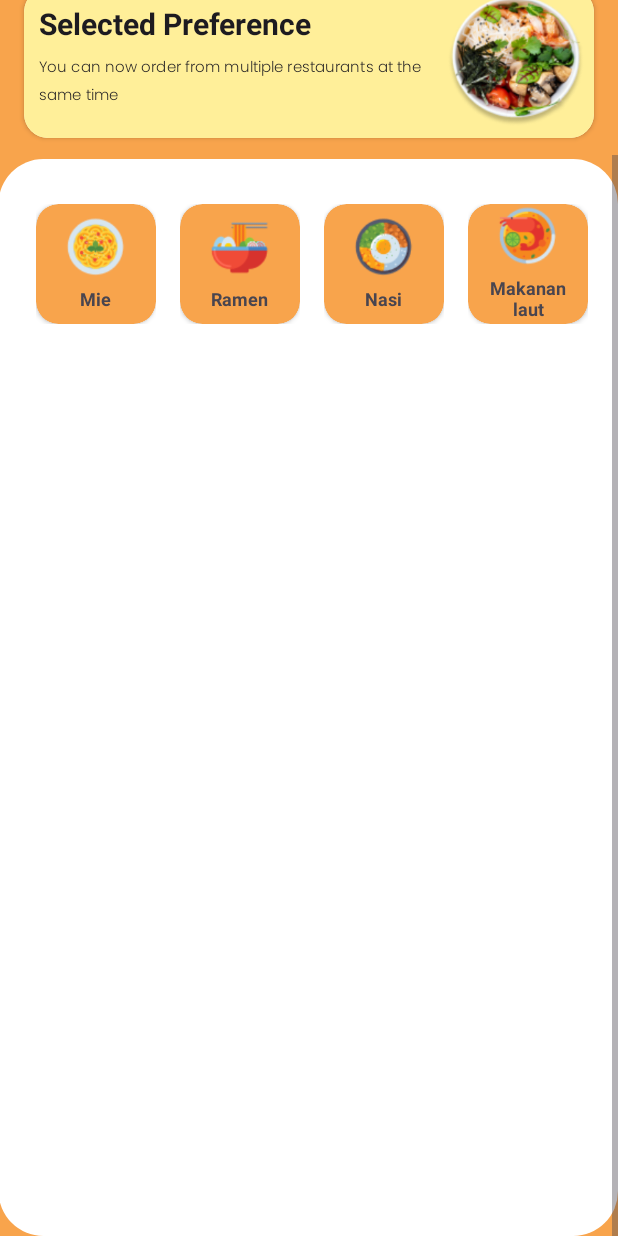
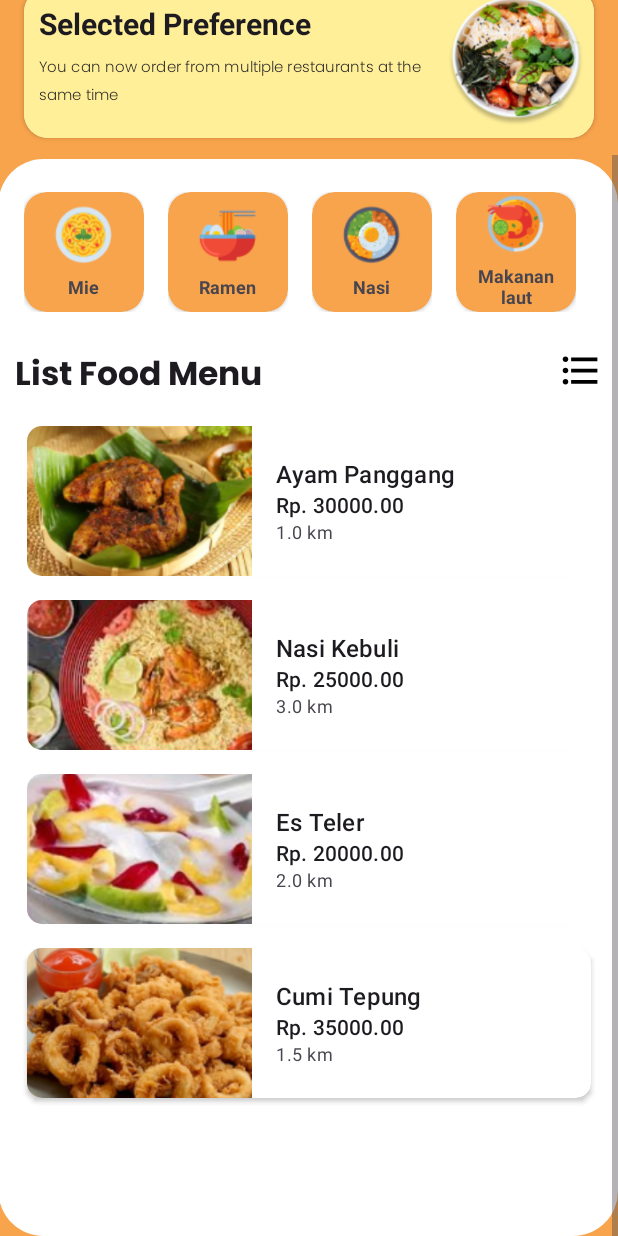
Before and after one commit to sgcrusher/ChallengeChapter2, an Android app: the screen it shows after launch (MainActivity), scrolled down 118 dp, on a phone screen of 412 x 824 dp. Run offline under Robolectric (Android 15) with nearby library versions, the phone set to English and light mode, and no system bars; our stand-ins replace CircleImageView.

Commit message:
finished feature list food using recylerview

```diff
--- /dev/null
+++ b/Challenge Chapter 2/app/src/main/java/com/sg/challengechap2/data/FoodDataSource.kt
@@ -0,0 +1,53 @@
+package com.sg.challengechap2.data
+
+import com.sg.challengechap2.R
+import com.sg.challengechap2.model.Food
+
+interface FoodDataSource {
+    fun getFoodData(): List<Food>
+}
+
+class FoodDataSourceImpl() : FoodDataSource {
+    override fun getFoodData(): List<Food> {
+        return mutableListOf(
+            Food(
+                foodName = "Ayam Panggang",
+                foodDescription = "Ayam Panggang : Daging Ayam yang dimasak sebagai hidangan dengan cara dipanggang.",
+                foodPrice = 30000.0,
+                foodImg = R.drawable.img_menu_1,
+                foodShopDistance = 1.0,
+                foodShopLocation = "Jl. Antara No.23, Klp. Tiga, Kec. Tj. Karang Pusat, Kota Bandar Lampung, Lampung 35118",
+                foodUrllocation = "https://maps.app.goo.gl/JNvoNrTZDhRpSkTQ8"
+            ),
+            Food(
+                foodName = "Nasi Kebuli",
+                foodDescription = "Nasi Kebuli: Hidangan nasi kaya akan rempah dengan aroma khas bercita rasa gurih.",
+                foodPrice = 25000.0,
+                foodImg = R.drawable.img_menu_2,
+                foodShopDistance = 3.0,
+                foodShopLocation = "Jl. Gajah Mada No.54, Kota Baru, Kec. Tanjungkarang Timur, Kota Bandar Lampung,Lampung 35121",
+                foodUrllocation = "https://maps.app.goo.gl/XVXw2fcoxb8rXGUh9"
+            ),
+            Food(
+                foodName = "Es Teler",
+                foodDescription = "Es Teler: koaktail buah asli Indonesia.",
+                foodPrice = 20000.0,
+                foodImg = R.drawable.img_menu_3,
+                foodShopDistance = 2.0,
+                foodShopLocation = "Jl. P. Antasari No.88, Tj. Baru, Kec. Kedamaian, Kota Bandar Lampung,Lampung 35122",
+                foodUrllocation = "https://maps.app.goo.gl/V3VsgWF6hED8H1qx9"
+            ),
+            Food(
+                foodName = "Cumi Tepung",
+                foodDescription = "Cumi Tepung: Cumi yang digoreng dengan tepung.",
+                foodPrice = 35000.0,
+                foodImg = R.drawable.img_menu_4,
+                foodShopDistance = 1.5,
+                foodShopLocation = "Jl. P. Antasari, Tj. Baru, Kec. Kedamaian, Kota Bandar Lampung, Lampung 35133",
+                foodUrllocation = "https://maps.app.goo.gl/PACHHLxirZxcSBgV9"
+            ),
+
+
+            )
+    }
+}
--- /dev/null
+++ b/Challenge Chapter 2/app/src/main/java/com/sg/challengechap2/model/Food.kt
@@ -0,0 +1,17 @@
+package com.sg.challengechap2.model
+
+import android.os.Parcelable
+import kotlinx.parcelize.Parcelize
+import java.util.UUID
+
+@Parcelize
+data class Food(
+    val foodId: String = UUID.randomUUID().toString(),
+    val foodName: String,
+    val foodDescription: String,
+    val foodPrice: Double,
+    val foodImg: Int,
+    val foodShopDistance: Double,
+    val foodShopLocation: String,
+    val foodUrllocation: String
+) : Parcelable
--- a/Challenge Chapter 2/app/src/main/java/com/sg/challengechap2/presentation/homefragmentpage/FoodListFragment.kt
+++ b/Challenge Chapter 2/app/src/main/java/com/sg/challengechap2/presentation/homefragmentpage/FoodListFragment.kt
@@ -1,20 +1,25 @@
 package com.sg.challengechap2.presentation.homefragmentpage
 
-import android.icu.util.ULocale
 import android.os.Bundle
 import androidx.fragment.app.Fragment
 import android.view.LayoutInflater
 import android.view.View
 import android.view.ViewGroup
 import android.widget.Toast
+import androidx.navigation.fragment.findNavController
+import androidx.recyclerview.widget.GridLayoutManager
 import androidx.recyclerview.widget.LinearLayoutManager
 import com.sg.challengechap2.R
 import com.sg.challengechap2.data.CategoryDataSource
 import com.sg.challengechap2.data.CategoryDataSourceImpl
+import com.sg.challengechap2.data.FoodDataSource
+import com.sg.challengechap2.data.FoodDataSourceImpl
 import com.sg.challengechap2.databinding.FragmentFoodListBinding
 import com.sg.challengechap2.model.CategoryFood
+import com.sg.challengechap2.model.Food
+import com.sg.challengechap2.presentation.homefragmentpage.adapter.AdapterLayoutMode
 import com.sg.challengechap2.presentation.homefragmentpage.adapter.CategoryListAdapter
-import java.util.Locale.Category
+import com.sg.challengechap2.presentation.homefragmentpage.adapter.FoodListAdapter
 
 
 class FoodListFragment : Fragment() {
@@ -27,21 +32,36 @@ class FoodListFragment : Fragment() {
 
 
     private val categoryAdapter: CategoryListAdapter by lazy {
-        CategoryListAdapter(categoryDataSource){
+        CategoryListAdapter(categoryDataSource) {
             clickCategory(it)
         }
     }
 
-    private fun clickCategory(category : CategoryFood) {
+    private fun clickCategory(category: CategoryFood) {
         val categoryName = category.categoryName
         Toast.makeText(requireContext(), "$categoryName", Toast.LENGTH_SHORT).show()
+    }
+
+    private val foodDataSource: FoodDataSource by lazy {
+        FoodDataSourceImpl()
+    }
+
+    private val foodAdapter: FoodListAdapter by lazy {
+        FoodListAdapter(AdapterLayoutMode.LINEAR) { food: Food ->
+            navigateToDetail(food)
+        }
+    }
+
+    private fun navigateToDetail(food: Food) {
+        val action = FoodListFragmentDirections.actionFoodListFragmentToDetailFragment(food)
+        findNavController().navigate(action)
     }
 
 
     override fun onCreateView(
         inflater: LayoutInflater, container: ViewGroup?,
         savedInstanceState: Bundle?
-    ): View? {
+    ): View {
         binding = FragmentFoodListBinding.inflate(inflater, container, false)
         return binding.root
     }
@@ -49,13 +69,48 @@ class FoodListFragment : Fragment() {
     override fun onViewCreated(view: View, savedInstanceState: Bundle?) {
         super.onViewCreated(view, savedInstanceState)
         setupCategoryRecyclerview()
+        setupFoodRecyclerView()
+        setupSwitch()
     }
 
     private fun setupCategoryRecyclerview() {
         binding.rvCategoryList.apply {
-            layoutManager = LinearLayoutManager(requireContext(),LinearLayoutManager.HORIZONTAL,false)
+            layoutManager =
+                LinearLayoutManager(requireContext(), LinearLayoutManager.HORIZONTAL, false)
             adapter = this@FoodListFragment.categoryAdapter
         }
     }
 
+    private fun setupFoodRecyclerView() {
+        val span = if (foodAdapter.adapterLayoutMode == AdapterLayoutMode.LINEAR) 1 else 2
+        binding.rvFoodList.apply {
+            layoutManager = GridLayoutManager(requireContext(), span)
+            adapter = this@FoodListFragment.foodAdapter
+        }
+        foodAdapter.submitList(foodDataSource.getFoodData())
+    }
+
+    private fun setupSwitch() {
+        binding.buttonSwitchMode.setOnClickListener {
+            toggleLayoutMode()
+        }
+    }
+
+    private fun toggleLayoutMode() {
+        when (foodAdapter.adapterLayoutMode) {
+            AdapterLayoutMode.LINEAR -> {
+                binding.buttonSwitchMode.setImageResource(R.drawable.ic_list_menu)
+                (binding.rvFoodList.layoutManager as GridLayoutManager).spanCount = 2
+                foodAdapter.adapterLayoutMode = AdapterLayoutMode.GRID
+            }
+
+            AdapterLayoutMode.GRID -> {
+                binding.buttonSwitchMode.setImageResource(R.drawable.ic_grid_menu)
+                (binding.rvFoodList.layoutManager as GridLayoutManager).spanCount = 1
+                foodAdapter.adapterLayoutMode = AdapterLayoutMode.LINEAR
+            }
+        }
+        foodAdapter.refreshList()
+    }
+
 }
--- /dev/null
+++ b/Challenge Chapter 2/app/src/main/java/com/sg/challengechap2/presentation/homefragmentpage/adapter/AdapterLayoutMode.kt
@@ -0,0 +1,5 @@
+package com.sg.challengechap2.presentation.homefragmentpage.adapter
+
+enum class AdapterLayoutMode{
+    LINEAR,GRID
+}
--- /dev/null
+++ b/Challenge Chapter 2/app/src/main/java/com/sg/challengechap2/presentation/homefragmentpage/adapter/FoodItemViewHolder.kt
@@ -0,0 +1,38 @@
+package com.sg.challengechap2.presentation.homefragmentpage.adapter
+
+import androidx.recyclerview.widget.RecyclerView
+import com.sg.challengechap2.R
+import com.sg.challengechap2.core.ViewHolderBinder
+import com.sg.challengechap2.databinding.ItemGridFoodBinding
+import com.sg.challengechap2.databinding.ItemLinearFoodBinding
+import com.sg.challengechap2.model.Food
+
+class LinearFoodItemViewHolder(
+    private val binding : ItemLinearFoodBinding,
+    private val onItemClick : (Food) -> Unit
+) : RecyclerView.ViewHolder(binding.root),ViewHolderBinder<Food>{
+    override fun bind(item: Food) {
+        binding.root.setOnClickListener{
+            onItemClick.invoke(item)
+        }
+        binding.ivFoodList.setImageResource(item.foodImg)
+        binding.tvFoodName.text = item.foodName
+        binding.tvFoodPrice.text = itemView.context.getString(R.string.tv_food_price_format, item.foodPrice)
+        binding.tvFoodShopDistance.text = itemView.context.getString(R.string.tv_shop_distance_format, item.foodShopDistance)
+    }
+}
+
+
+class GridFoodItemViewHolder(
+    private val binding : ItemGridFoodBinding,
+    private val onItemClick : (Food) -> Unit
+) : RecyclerView.ViewHolder(binding.root),ViewHolderBinder<Food>{
+    override fun bind(item: Food) {
+        binding.root.setOnClickListener{
+            onItemClick.invoke(item)
+        }
+        binding.ivFoodGrid.setImageResource(item.foodImg)
+        binding.tvFoodName.text = item.foodName
+        binding.tvFoodPrice.text = itemView.context.getString(R.string.tv_food_price_format, item.foodPrice)
+    }
+}
--- /dev/null
+++ b/Challenge Chapter 2/app/src/main/java/com/sg/challengechap2/presentation/homefragmentpage/adapter/FoodListAdapter.kt
@@ -0,0 +1,72 @@
+package com.sg.challengechap2.presentation.homefragmentpage.adapter
+
+import android.view.LayoutInflater
+import android.view.ViewGroup
+import androidx.recyclerview.widget.AsyncListDiffer
+import androidx.recyclerview.widget.DiffUtil
+import androidx.recyclerview.widget.RecyclerView
+import androidx.recyclerview.widget.RecyclerView.ViewHolder
+import com.sg.challengechap2.core.ViewHolderBinder
+import com.sg.challengechap2.data.CategoryDataSource
+import com.sg.challengechap2.databinding.ItemGridFoodBinding
+import com.sg.challengechap2.databinding.ItemLinearFoodBinding
+import com.sg.challengechap2.model.Food
+
+class FoodListAdapter (
+    var adapterLayoutMode: AdapterLayoutMode,
+    private val onItemClick : (Food) -> Unit
+) : RecyclerView.Adapter<ViewHolder>(){
+
+    private val dataDiffer = AsyncListDiffer(this,object : DiffUtil.ItemCallback<Food>(){
+        override fun areItemsTheSame(oldItem: Food, newItem: Food): Boolean {
+            return oldItem.foodId == newItem.foodId
+        }
+
+        override fun areContentsTheSame(oldItem: Food, newItem: Food): Boolean {
+            return oldItem.hashCode() == newItem.hashCode()
+        }
+
+    })
+
+
+    override fun onCreateViewHolder(parent: ViewGroup, viewType: Int): ViewHolder {
+        return when(viewType){
+            AdapterLayoutMode.LINEAR.ordinal -> {
+                LinearFoodItemViewHolder(
+                    binding = ItemLinearFoodBinding.inflate(
+                        LayoutInflater.from(parent.context), parent,false
+                    ),
+                    onItemClick = onItemClick
+                )
+            }
+            else -> {
+                GridFoodItemViewHolder(
+                    binding = ItemGridFoodBinding.inflate(
+                        LayoutInflater.from(parent.context), parent, false
+                    ),
+                    onItemClick = onItemClick
+                )
+            }
+        }
+    }
+
+    override fun getItemCount(): Int {
+        return dataDiffer.currentList.size
+    }
+
+    override fun onBindViewHolder(holder: ViewHolder, position: Int) {
+        (holder as ViewHolderBinder<Food>).bind(dataDiffer.currentList[position])
+    }
+
+    override fun getItemViewType(position: Int): Int {
+        return adapterLayoutMode.ordinal
+    }
+
+    fun submitList(data : List<Food>){
+        dataDiffer.submitList(data)
+    }
+    fun refreshList(){
+        notifyItemRangeChanged(0,dataDiffer.currentList.size)
+    }
+
+}
--- /dev/null
+++ b/Challenge Chapter 2/app/src/main/res/drawable/ic_grid_menu.xml
@@ -0,0 +1,6 @@
+<vector android:height="24dp" android:tint="#000000"
+    android:viewportHeight="24" android:viewportWidth="24"
+    android:width="24dp" xmlns:android="http://schemas.android.com/apk/res/android">
+    <path android:fillColor="@android:color/white"
+        android:fillType="evenOdd" android:pathData="M3,3v8h8L11,3L3,3zM9,9L5,9L5,5h4v4zM3,13v8h8v-8L3,13zM9,19L5,19v-4h4v4zM13,3v8h8L21,3h-8zM19,9h-4L15,5h4v4zM13,13v8h8v-8h-8zM19,19h-4v-4h4v4z"/>
+</vector>
--- a/Challenge Chapter 2/app/src/main/res/layout/fragment_food_list.xml
+++ b/Challenge Chapter 2/app/src/main/res/layout/fragment_food_list.xml
@@ -160,7 +160,7 @@
             android:id="@+id/cl_category"
             android:layout_width="match_parent"
             android:layout_height="wrap_content"
-            android:padding="16dp"
+            android:padding="8dp"
             android:layout_marginTop="20dp"
             app:layout_constraintTop_toBottomOf="@+id/cv_banner">
 
@@ -170,12 +170,58 @@
                 android:layout_height="wrap_content"
                 app:layout_constraintStart_toStartOf="parent"
                 app:layout_constraintEnd_toEndOf="parent"
-                tools:listitem="@layout/item_list_category"
                 app:layout_constraintTop_toTopOf="parent"
                 >
 
             </androidx.recyclerview.widget.RecyclerView>
 
+        </androidx.constraintlayout.widget.ConstraintLayout>
+
+        <androidx.constraintlayout.widget.ConstraintLayout
+            android:layout_width="match_parent"
+            android:layout_height="wrap_content"
+            android:layout_marginHorizontal="2dp"
+            android:padding="8dp"
+            app:layout_constraintEnd_toEndOf="parent"
+            app:layout_constraintStart_toStartOf="parent"
+            app:layout_constraintTop_toBottomOf="@+id/cl_category">
+
+
+        <TextView
+            android:id="@+id/tv_list_menu"
+            android:layout_width="wrap_content"
+            android:layout_height="wrap_content"
+            android:fontFamily="@font/poppins_bold"
+            android:text="@string/tv_list_menu"
+            android:textAppearance="@style/TextAppearance.Material3.TitleLarge"
+            android:textStyle="bold"
+            app:layout_constraintStart_toStartOf="parent"
+            app:layout_constraintTop_toTopOf="parent" />
+
+        <ImageView
+            android:id="@+id/button_switch_mode"
+            android:layout_width="30dp"
+            android:layout_height="30dp"
+            android:src="@drawable/ic_list_menu"
+            app:layout_constraintEnd_toEndOf="parent"
+            app:layout_constraintTop_toTopOf="parent" />
+
+
+        <androidx.constraintlayout.widget.ConstraintLayout
+            android:layout_width="match_parent"
+            android:layout_height="wrap_content"
+            android:layout_marginVertical="6dp"
+            app:layout_constraintTop_toBottomOf="@+id/tv_list_menu">
+
+            <androidx.recyclerview.widget.RecyclerView
+                android:id="@+id/rv_food_list"
+                android:layout_width="match_parent"
+                app:layout_constraintTop_toTopOf="parent"
+                app:layout_constraintEnd_toEndOf="parent"
+                app:layout_constraintStart_toStartOf="parent"
+                android:layout_height="wrap_content"/>
+
+        </androidx.constraintlayout.widget.ConstraintLayout>
         </androidx.constraintlayout.widget.ConstraintLayout>
 
 
--- /dev/null
+++ b/Challenge Chapter 2/app/src/main/res/layout/item_linear_food.xml
@@ -0,0 +1,70 @@
+<?xml version="1.0" encoding="utf-8"?>
+<androidx.cardview.widget.CardView xmlns:android="http://schemas.android.com/apk/res/android"
+    xmlns:app="http://schemas.android.com/apk/res-auto"
+    xmlns:tools="http://schemas.android.com/tools"
+    android:layout_width="match_parent"
+    android:layout_height="wrap_content"
+    android:layout_marginHorizontal="8dp"
+    android:layout_marginVertical="8dp"
+    android:clickable="true"
+    android:focusable="true"
+    app:cardCornerRadius="10dp"
+    app:cardElevation="2dp">
+
+    <LinearLayout
+        android:layout_width="match_parent"
+        android:layout_height="wrap_content"
+        android:gravity="center"
+        android:orientation="horizontal">
+
+        <com.google.android.material.imageview.ShapeableImageView
+            android:id="@+id/iv_food_list"
+            android:layout_width="150dp"
+            android:layout_height="100dp"
+            android:layout_marginEnd="16dp"
+            android:scaleType="centerCrop"
+            tools:src="@drawable/img_menu_1" />
+
+        <LinearLayout
+            android:layout_width="match_parent"
+            android:layout_height="match_parent"
+            android:gravity="center"
+            android:orientation="vertical">
+
+            <TextView
+                android:id="@+id/tv_food_name"
+                style="@style/TextAppearance.Material3.TitleMedium"
+                android:layout_width="match_parent"
+                tools:text="@string/tv_food_1"
+                android:layout_height="wrap_content"
+                android:textAlignment="textStart" />
+
+            <TextView
+                android:id="@+id/tv_food_price"
+                style="@style/TextAppearance.Material3.TitleSmall"
+                android:layout_width="match_parent"
+                tools:text="@string/tv_price_food_1"
+                android:layout_height="wrap_content"
+                android:textAlignment="textStart" />
+
+            <LinearLayout
+                android:layout_width="match_parent"
+                android:layout_height="wrap_content"
+                android:orientation="horizontal">
+
+                <TextView
+                    android:id="@+id/tv_food_shop_distance"
+                    android:text="@string/distance_food_shop"
+                    style="@style/TextAppearance.Material3.BodySmall"
+                    android:layout_width="wrap_content"
+                    android:layout_height="match_parent" />
+
+
+            </LinearLayout>
+
+        </LinearLayout>
+
+    </LinearLayout>
+
+
+</androidx.cardview.widget.CardView>
--- a/Challenge Chapter 2/app/src/main/res/layout/item_list_category.xml
+++ b/Challenge Chapter 2/app/src/main/res/layout/item_list_category.xml
@@ -1,5 +1,7 @@
 <?xml version="1.0" encoding="utf-8"?>
-<androidx.constraintlayout.widget.ConstraintLayout xmlns:android="http://schemas.android.com/apk/res/android"
+<androidx.constraintlayout.widget.ConstraintLayout
+    xmlns:android="http://schemas.android.com/apk/res/android"
+    xmlns:tools="http://schemas.android.com/tools"
     android:layout_width="wrap_content"
     android:layout_height="wrap_content"
     xmlns:app="http://schemas.android.com/apk/res-auto"
@@ -26,7 +28,7 @@
                 android:id="@+id/ic_category_img"
                 android:layout_width="40dp"
                 android:layout_height="40dp"
-                android:src="@drawable/ic_noodles" />
+                tools:src="@drawable/ic_noodles" />
 
             <TextView
                 android:id="@+id/tv_category"
@@ -36,7 +38,7 @@
                 android:layout_marginTop="6dp"
                 android:ellipsize="end"
                 android:maxLines="2"
-                android:text="@string/tv_category_food_1"
+                tools:text="@string/tv_category_food_1"
                 android:textAlignment="center"
                 android:textSize="12sp"
                 android:textStyle="bold" />
--- a/Challenge Chapter 2/app/src/main/res/navigation/main_nav_graph.xml
+++ b/Challenge Chapter 2/app/src/main/res/navigation/main_nav_graph.xml
@@ -8,14 +8,22 @@
     <fragment
         android:id="@+id/foodListFragment"
         android:name="com.sg.challengechap2.presentation.homefragmentpage.FoodListFragment"
-        android:label="FoodListFragment" >
+        tools:layout="@layout/fragment_food_list"
+        android:label="FoodListFragment">
         <action
             android:id="@+id/action_foodListFragment_to_detailFragment"
-            app:destination="@id/detailFragment" />
+            app:destination="@id/detailFragment"
+            app:enterAnim="@anim/nav_default_pop_enter_anim" />
     </fragment>
     <fragment
         android:id="@+id/detailFragment"
         android:name="com.sg.challengechap2.presentation.detailfragmentpage.DetailFragment"
         android:label="fragment_detail"
-        tools:layout="@layout/fragment_detail" />
+        tools:layout="@layout/fragment_detail">
+    <argument
+        android:name="food"
+        android:defaultValue="@null"
+        app:argType="com.sg.challengechap2.model.Food"
+        app:nullable="true" />
+    </fragment>
 </navigation>
--- a/Challenge Chapter 2/app/src/main/res/values/strings.xml
+++ b/Challenge Chapter 2/app/src/main/res/values/strings.xml
@@ -17,7 +17,17 @@
     <string name="tv_price_food_3" translatable="false">Rp. 20.000</string>
     <string name="tv_food_4" translatable="false">Cumi tepung</string>
     <string name="tv_price_food_4" translatable="false">Rp. 35.000</string>
+
+    <string name="tv_food_price_format" translatable="false">Rp. %.2f</string>
+    <string name="tv_food_reviews_format">%.1f Reviews</string>
+    <string name="tv_shop_distance_format" translatable="false">%.1f km</string>
+    <string name="tv_shop_location">Shop Location</string>
+    <string name="tv_add_to_cart">Add To Cart</string>
+    <string name="tv_food_total" translatable="false">1</string>
+
+
     <!-- TODO: Remove or change this placeholder text -->
     <string name="hello_blank_fragment">Hello blank fragment</string>
+    <string name="distance_food_shop">1.0</string>
 
 </resources>
```
Also changed, not shown: Challenge Chapter 2/app/src/main/res/layout/item_grid_food.xml (added, +77 -0 lines).
